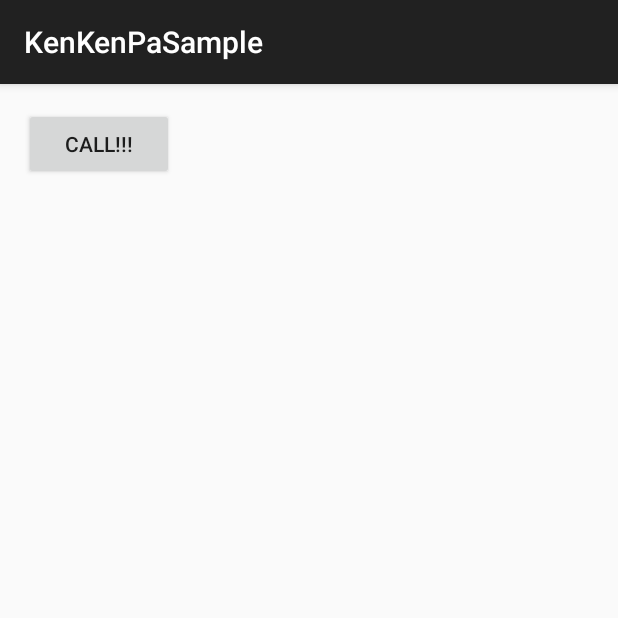
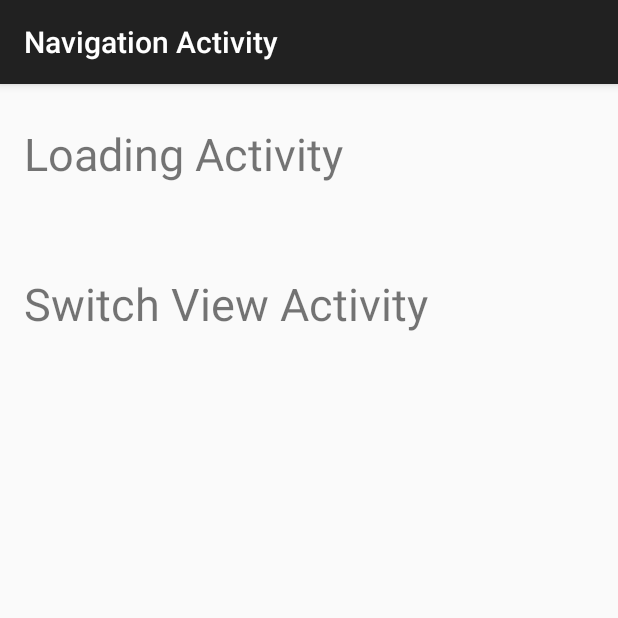
Before and after one commit to shiraji/kenkenpa, an Android app: the screen it shows after launch (MainActivity before the commit, NavigationActivity after it), on a phone screen of 412 x 824 dp, the top half of it. Run offline under Robolectric (Android 15) with nearby library versions, the phone set to English and light mode, and no system bars.

Commit message:
Added sample code for Android project

```diff
--- a/sample/build.gradle
+++ b/sample/build.gradle
@@ -24,6 +24,7 @@ dependencies {
     compile fileTree(dir: 'libs', include: ['*.jar'])
     testCompile 'junit:junit:4.12'
     compile 'com.android.support:appcompat-v7:21.0.3'
+    compile 'com.android.support:recyclerview-v7:21.0.3'
 
     compile project(':kenkenpa')
     apt project(':kenkenpa-compiler')
--- /dev/null
+++ b/sample/src/main/java/com/github/shiraji/kenkenpasample/NavigationActivity.java
@@ -0,0 +1,100 @@
+package com.github.shiraji.kenkenpasample;
+
+import android.content.Context;
+import android.content.Intent;
+import android.os.Bundle;
+import android.support.v7.app.ActionBarActivity;
+import android.support.v7.widget.LinearLayoutManager;
+import android.support.v7.widget.RecyclerView;
+import android.view.LayoutInflater;
+import android.view.View;
+import android.view.ViewGroup;
+import android.widget.TextView;
+
+import com.github.shiraji.kenkenpasample.loading.LoadingActivity;
+import com.github.shiraji.kenkenpasample.switchfragments.SwitchViewsActivity;
+
+import java.util.ArrayList;
+import java.util.List;
+
+public class NavigationActivity extends ActionBarActivity {
+
+    private RecyclerView mRecyclerView;
+    private RecyclerView.Adapter mAdapter;
+    private LinearLayoutManager mLayoutManager;
+    private List<String> mDataset;
+
+    @Override
+    protected void onCreate(Bundle savedInstanceState) {
+        super.onCreate(savedInstanceState);
+        setContentView(R.layout.activity_navigation);
+
+        mRecyclerView = (RecyclerView)findViewById(R.id.recycler_view);
+        mRecyclerView.setHasFixedSize(true);
+        mLayoutManager = new LinearLayoutManager(this);
+        mRecyclerView.setLayoutManager(mLayoutManager);
+        mDataset = new ArrayList<>();
+        mDataset.add(getString(R.string.title_activity_loading));
+        mDataset.add(getString(R.string.title_activity_switch));
+        mAdapter = new MyAdapter(mDataset, getApplicationContext());
+        mRecyclerView.setAdapter(mAdapter);
+    }
+
+    private void goToMainActivity() {
+        Intent intent = LoadingActivity.createIntent(getApplicationContext());
+        startActivity(intent);
+    }
+
+    private void goToSwitchFragmentActivity() {
+        Intent intent = SwitchViewsActivity.createIntent(getApplicationContext());
+        startActivity(intent);
+    }
+
+    public class MyAdapter extends RecyclerView.Adapter<MyAdapter.ItemViewHolder> {
+        List<String> mDataset;
+        Context mContext;
+
+        public class ItemViewHolder extends RecyclerView.ViewHolder {
+            public TextView mTextView;
+
+            public ItemViewHolder(View v) {
+                super(v);
+                mTextView = (TextView)v.findViewById(R.id.textView1);
+            }
+        }
+
+        public MyAdapter(List<String> dataset, Context context) {
+            mDataset = dataset;
+            mContext = context;
+        }
+
+        @Override
+        public ItemViewHolder onCreateViewHolder(ViewGroup parent, int viewType) {
+            View v = LayoutInflater.from(parent.getContext()).inflate(R.layout.navigation_row, parent, false);
+            return new ItemViewHolder(v);
+        }
+
+        @Override
+        public void onBindViewHolder(ItemViewHolder holder, final int position) {
+            holder.mTextView.setText(mDataset.get(position));
+            holder.mTextView.setOnClickListener(new View.OnClickListener() {
+                @Override
+                public void onClick(View v) {
+                    switch (position) {
+                        case 0:
+                            goToMainActivity();
+                            return;
+                        case 1:
+                            goToSwitchFragmentActivity();
+                            return;
+                    }
+                }
+            });
+        }
+
+        @Override
+        public int getItemCount() {
+            return mDataset.size();
+        }
+    }
+}
--- a/sample/src/main/java/com/github/shiraji/kenkenpasample/LoadingSM.java
+++ b/sample/src/main/java/com/github/shiraji/kenkenpasample/loading/LoadingSM.java
@@ -1,4 +1,4 @@
-package com.github.shiraji.kenkenpasample;
+package com.github.shiraji.kenkenpasample.loading;
 
 import android.util.Log;
 import com.github.shiraji.kenkenpa.annotations.Hop;
--- /dev/null
+++ b/sample/src/main/res/layout/activity_navigation.xml
@@ -0,0 +1,19 @@
+<RelativeLayout xmlns:android="http://schemas.android.com/apk/res/android"
+                xmlns:tools="http://schemas.android.com/tools"
+                android:layout_width="match_parent"
+                android:layout_height="match_parent"
+                android:paddingLeft="@dimen/activity_horizontal_margin"
+                android:paddingRight="@dimen/activity_horizontal_margin"
+                android:paddingTop="@dimen/activity_vertical_margin"
+                android:paddingBottom="@dimen/activity_vertical_margin"
+                tools:context="com.github.shiraji.kenkenpasample.NavigationActivity">
+
+    <android.support.v7.widget.RecyclerView
+            android:id="@+id/recycler_view"
+            android:scrollbars="horizontal"
+            android:layout_width="match_parent"
+            android:layout_height="match_parent"
+            android:layout_centerVertical="true"
+            />
+
+</RelativeLayout>
--- /dev/null
+++ b/sample/src/main/res/layout/navigation_row.xml
@@ -0,0 +1,13 @@
+<?xml version="1.0" encoding="utf-8"?>
+<RelativeLayout xmlns:android="http://schemas.android.com/apk/res/android"
+                android:layout_width="match_parent"
+                android:layout_height="100dp">
+
+    <TextView android:layout_width="match_parent"
+              android:layout_height="match_parent"
+              android:id="@+id/textView1"
+              android:layout_alignParentTop="true"
+              android:layout_marginTop="10dp"
+              android:textSize="30sp"/>
+
+</RelativeLayout>
--- a/sample/src/main/res/values/strings.xml
+++ b/sample/src/main/res/values/strings.xml
@@ -3,4 +3,12 @@
     <string name="action_settings">Settings</string>
     <string name="call">Call!!!</string>
     <string name="reset">Reset?</string>
+    <string name="title_activity_loading">Loading Activity</string>
+    <string name="title_activity_switch">Switch View Activity</string>
+    <string name="fragment_text_view_first">Fragment1</string>
+    <string name="fragment_text_view_second">Fragment2</string>
+    <string name="fragment_text_view_third">Fragment3</string>
+    <string name="title_activity_navigation">Navigation Activity</string>
+
+    <string name="hello_world">Hello world!</string>
 </resources>
```
Also changed, not shown: sample/src/main/AndroidManifest.xml (+17 -9 lines), sample/src/main/java/com/github/shiraji/kenkenpasample/loading/LoadingActivity.java (renamed from sample/src/main/java/com/github/shiraji/kenkenpasample/MainActivity.java, +12 -3 lines), sample/src/main/java/com/github/shiraji/kenkenpasample/switchfragments/SwitchFirstFragment.java (added, +27 -0 lines), sample/src/main/java/com/github/shiraji/kenkenpasample/switchfragments/SwitchFragmentHelper.java (added, +46 -0 lines), sample/src/main/java/com/github/shiraji/kenkenpasample/switchfragments/SwitchSecondFragment.java (added, +26 -0 lines), sample/src/main/java/com/github/shiraji/kenkenpasample/switchfragments/SwitchThirdFragment.java (added, +26 -0 lines), sample/src/main/java/com/github/shiraji/kenkenpasample/switchfragments/SwitchViewsActivity.java (added, +35 -0 lines), sample/src/main/res/layout/switch_fragment.xml (added, +16 -0 lines), sample/src/main/res/layout/switch_layout.xml (added, +21 -0 lines), sample/src/main/res/menu/menu_navigation.xml (added, +9 -0 lines), sample/src/main/res/menu/menu_sub.xml (added, +9 -0 lines), 1 other file.
